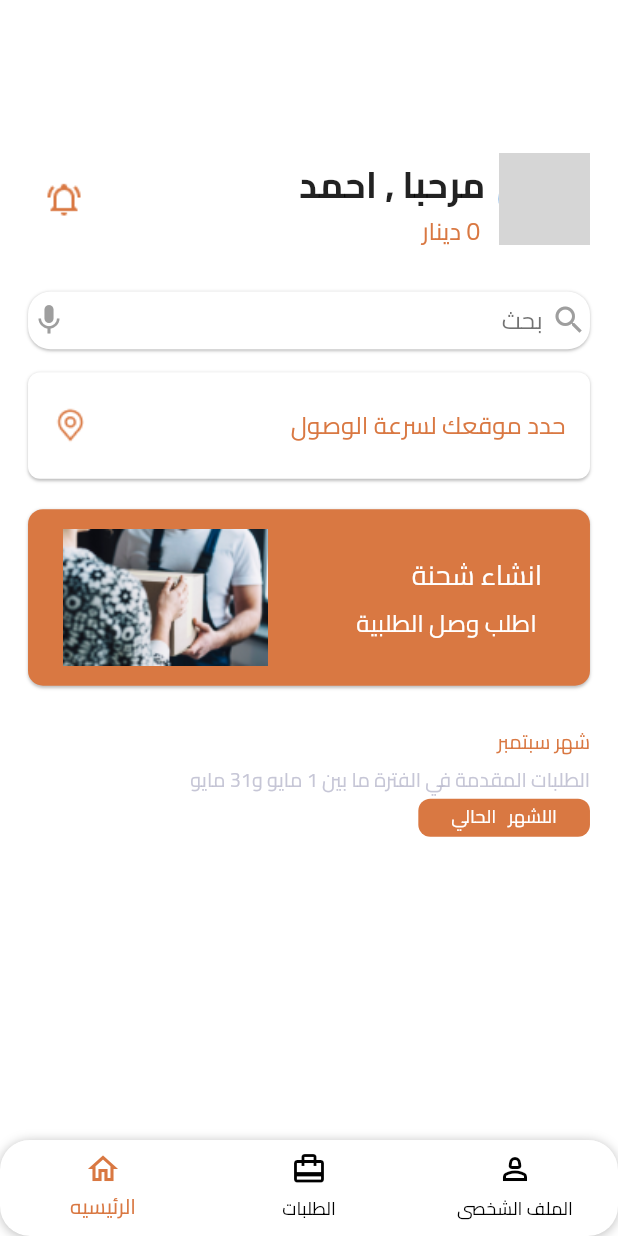
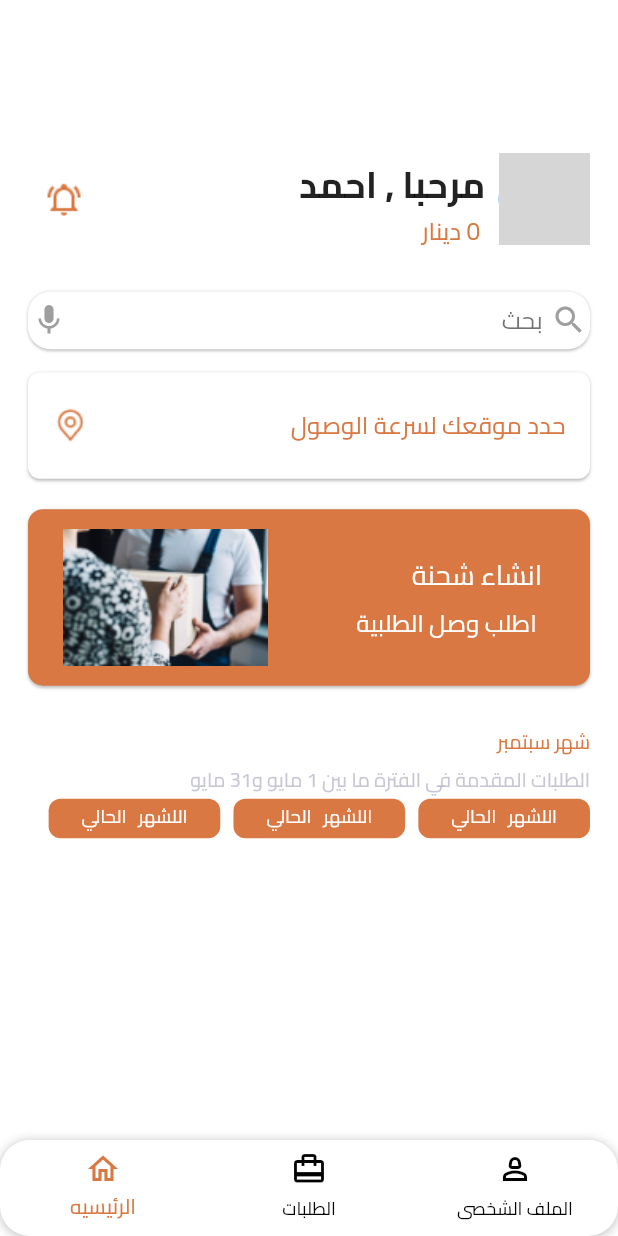
Before and after one commit to MohamedTaha-flutter/twseel_app_flutter, a Flutter app: the screen it shows after launch, on a phone screen of 412 x 824 dp. Run offline on Flutter 3.47's test engine with Material 3 defaults, Android fonts, the light colour scheme and no system bars; our stand-ins replace flutter_bloc, flutter_otp_text_field, flutter_screenutil, hexcolor; missing offline and left inert: flutter_timer_countdown; network calls fail; grey boxes are pictures that could not be loaded.

Commit message:
Chose month ListView  widget Created in home view

```diff
--- a/lib/Features/Home/presentation/views/home_view.dart
+++ b/lib/Features/Home/presentation/views/home_view.dart
@@ -3,6 +3,7 @@ import 'package:flutter_screenutil/flutter_screenutil.dart';
 import 'package:twseel_app/core/style/app_color.dart';
 import '../../../../core/style/font_style.dart';
 import '../widget/chose_month_widget.dart';
+import '../widget/chosee_month_list_view_widget.dart';
 import '../widget/location_widget.dart';
 import '../widget/order_widget.dart';
 import '../widget/personal_widget.dart';
@@ -45,7 +46,7 @@ class HomeView extends StatelessWidget {
             style: FontStyles.font12Weight400Black
                 .copyWith(color: MyColors.grey80, fontSize: 13.sp),
           ),
-          const ChoseMonthWidget()
+          const ChoseMonthListViewWidget()
         ],
       ),
     ));
--- /dev/null
+++ b/lib/Features/Home/presentation/widget/chosee_month_list_view_widget.dart
@@ -0,0 +1,22 @@
+import 'package:flutter/material.dart';
+import 'package:twseel_app/Features/Home/presentation/widget/chose_month_widget.dart';
+import 'package:flutter_screenutil/flutter_screenutil.dart';
+class ChoseMonthListViewWidget extends StatelessWidget {
+  const ChoseMonthListViewWidget({super.key});
+
+  @override
+  Widget build(BuildContext context) {
+    return SizedBox(
+      height: 26.h,
+      width:  MediaQuery.sizeOf(context).width,
+      child: ListView.separated(
+        scrollDirection: Axis.horizontal,
+        itemBuilder: (context, index) => const ChoseMonthWidget(),
+        separatorBuilder: (context, index) => SizedBox(
+          width: 8.w,
+        ),
+        itemCount: 3,
+      ),
+    ) ;
+  }
+}
```
